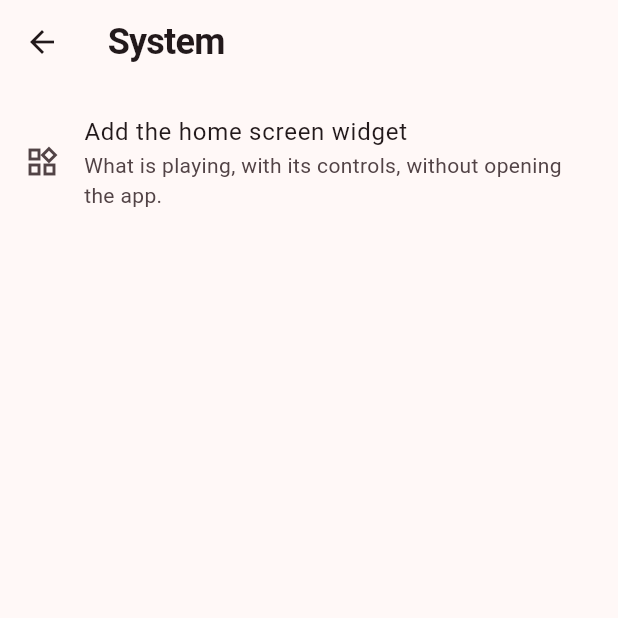
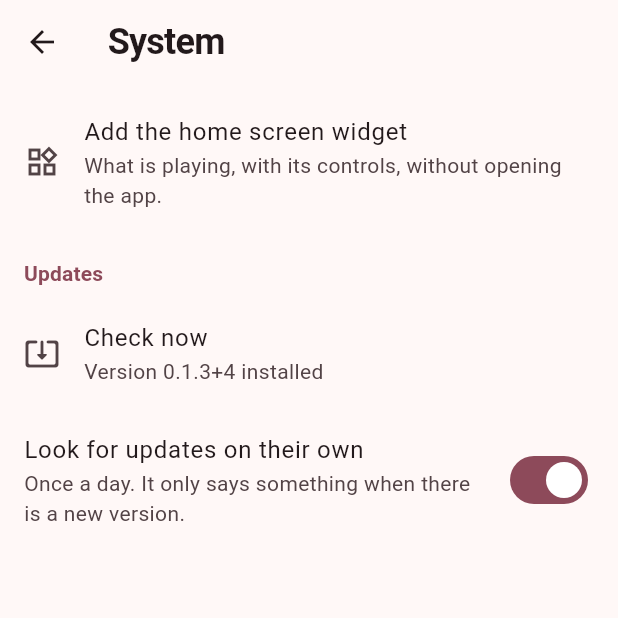
Before and after one commit to duvanherfi/tunebox, a Flutter app: the SystemSettingsScreen screen opened directly, on a phone screen of 412 x 824 dp, the top half of it. Run offline on Flutter 3.47's test engine with Material 3 defaults, Android fonts, the phone set to English and light mode, and no system bars; our stand-ins replace audio_service, battery_plus, flutter_secure_storage, just_audio, package_info_plus, permission_handler and 3 more; missing offline and left inert: flutter_inappwebview, home_widget, screen_brightness; accounts and stored records are empty; network calls fail; statements that could not run were skipped.

Commit message:
Offer the new version instead of only knowing about it
The sheet is the only part of the updater anybody sees, so it says three
different things without being asked twice: there is a version, there is not,
and Android has not been told this app may install one — the last of which is
the single failure with a way out, and gets a button rather than a line of
text.

The daily check is on by default, unlike the two nightstand switches it sits
near. There the automatic thing takes over the screen; here it is a sheet that
goes away with a tap, and an updater nobody turns on is an updater nobody has.

The System door's subtitle no longer claims the widget is all that is behind
it, and the row inside is called "Check now" so it does not repeat the heading
above it.

Co-Authored-By: Claude Opus 5 <noreply@anthropic.com>

```diff
--- a/lib/data/settings.dart
+++ b/lib/data/settings.dart
@@ -40,6 +40,8 @@ class Settings extends ChangeNotifier {
   static const _nightstandBurnInKey = 'nightstand_burn_in';
   static const _nightstandIdleKey = 'nightstand_idle_seconds';
   static const _nightstandChargeKey = 'nightstand_on_charge';
+  static const _updateCheckKey = 'update_check';
+  static const _updateCheckedAtKey = 'update_checked_at';
 
   bool autoplay = true;
   double speed = 1;
@@ -96,6 +98,17 @@ class Settings extends ChangeNotifier {
   /// Whether plugging the phone in, with music playing, brings it up.
   bool nightstandOnCharge = false;
 
+  /// Whether the app looks for a new release on its own.
+  ///
+  /// On by default, unlike the two nightstand switches above: there the
+  /// automatic thing takes the screen, here it is a sheet that goes away with
+  /// a tap, and an updater nobody turns on is an updater nobody has.
+  bool updateCheck = true;
+
+  /// When the last look was, in milliseconds since the epoch. Zero means
+  /// never. Kept so the check happens once a day rather than once a launch.
+  int updateCheckedAt = 0;
+
   Future<void> load() async {
     final prefs = await SharedPreferences.getInstance();
     autoplay = prefs.getBool(_autoplayKey) ?? autoplay;
@@ -120,6 +133,8 @@ class Settings extends ChangeNotifier {
         prefs.getInt(_nightstandIdleKey) ?? nightstandIdleSeconds;
     nightstandOnCharge =
         prefs.getBool(_nightstandChargeKey) ?? nightstandOnCharge;
+    updateCheck = prefs.getBool(_updateCheckKey) ?? updateCheck;
+    updateCheckedAt = prefs.getInt(_updateCheckedAtKey) ?? updateCheckedAt;
     bandGains = prefs
             .getStringList(_bandsKey)
             ?.map((value) => double.tryParse(value) ?? 0.0)
@@ -215,6 +230,16 @@ class Settings extends ChangeNotifier {
         (p) => p.setBool(_nightstandChargeKey, value),
       );
 
+  Future<void> setUpdateCheck(bool value) => _write(
+        () => updateCheck = value,
+        (p) => p.setBool(_updateCheckKey, value),
+      );
+
+  Future<void> setUpdateCheckedAt(DateTime at) => _write(
+        () => updateCheckedAt = at.millisecondsSinceEpoch,
+        (p) => p.setInt(_updateCheckedAtKey, at.millisecondsSinceEpoch),
+      );
+
   Future<void> _write(
     VoidCallback apply,
     Future<void> Function(SharedPreferences) store,
--- a/lib/features/settings/system_settings_screen.dart
+++ b/lib/features/settings/system_settings_screen.dart
@@ -2,6 +2,9 @@ import 'package:flutter/material.dart';
 
 import '../../data/home_widget_bridge.dart';
 import '../../l10n/app_localizations.dart';
+import '../../main.dart';
+import 'section_label.dart';
+import 'update_sheet.dart';
 
 /// What the app asks of the platform around it.
 ///
@@ -33,6 +36,34 @@ class SystemSettingsScreen extends StatelessWidget {
               }
             },
           ),
+          SettingsLabel(l10n.settingsUpdates),
+          ListenableBuilder(
+            listenable: settings,
+            builder: (context, _) => Column(
+              children: [
+                ListTile(
+                  leading: const Icon(Icons.system_update_alt_rounded),
+                  title: Text(l10n.settingsUpdateNow),
+                  // The version installed right now, because "look for
+                  // updates" is a question about a number nobody remembers.
+                  subtitle: Text(
+                    l10n.settingsUpdatesInstalled(
+                      updates.installed?.toString() ?? '',
+                    ),
+                  ),
+                  // Asked for by hand, so it answers even when the answer is
+                  // that there is nothing.
+                  onTap: () => showUpdateSheet(context, checkOnOpen: true),
+                ),
+                SwitchListTile(
+                  title: Text(l10n.settingsUpdateCheck),
+                  subtitle: Text(l10n.settingsUpdateCheckBody),
+                  value: settings.updateCheck,
+                  onChanged: settings.setUpdateCheck,
+                ),
+              ],
+            ),
+          ),
         ],
       ),
     );
--- a/lib/l10n/app_en.arb
+++ b/lib/l10n/app_en.arb
@@ -127,7 +127,7 @@
   "settingsBackupBody": "Daily copy, write one now, restore",
   "settingsAppearanceBody": "Theme, colours and the bars",
   "settingsSystem": "System",
-  "settingsSystemBody": "The home screen widget",
+  "settingsSystemBody": "The home screen widget and updates",
   "settingsPlayback": "Playback",
   "settingsAutoplay": "Keep playing",
   "settingsAutoplayBody": "When the queue ends, continue with a radio of what you were listening to.",
@@ -308,5 +308,24 @@
   "nightstandIdleBody": "With the player open and something playing.",
   "nightstandOnCharge": "When it starts charging",
   "nightstandOnChargeBody": "With something playing and the phone plugged in.",
-  "nightstandOpen": "Nightstand mode"
+  "nightstandOpen": "Nightstand mode",
+  "settingsUpdateNow": "Check now",
+  "settingsUpdates": "Updates",
+  "settingsUpdatesInstalled": "Version {version} installed",
+  "@settingsUpdatesInstalled": {"placeholders": {"version": {"type": "String"}}},
+  "settingsUpdateCheck": "Look for updates on their own",
+  "settingsUpdateCheckBody": "Once a day. It only says something when there is a new version.",
+  "updateTitle": "There is a new version",
+  "updateSubtitle": "Version {version} \u00b7 {size} MB",
+  "@updateSubtitle": {"placeholders": {"version": {"type": "String"}, "size": {"type": "String"}}},
+  "updateNotes": "What is new",
+  "updateDownload": "Download",
+  "updateInstall": "Install",
+  "updateDownloading": "Downloading\u2026",
+  "updateChecking": "Looking\u2026",
+  "updateUpToDate": "You are on the latest version.",
+  "updateFailed": "GitHub could not be reached. Try again later.",
+  "updatePermission": "Android has to be told that Tunebox may install apps.",
+  "updatePermissionOpen": "Open settings",
+  "updateSignature": "The file that arrived is not signed by Tunebox. It has been discarded and nothing was installed."
 }
--- a/lib/l10n/app_localizations.dart
+++ b/lib/l10n/app_localizations.dart
@@ -755,7 +755,7 @@ abstract class AppLocalizations {
   /// No description provided for @settingsSystemBody.
   ///
   /// In en, this message translates to:
-  /// **'The home screen widget'**
+  /// **'The home screen widget and updates'**
   String get settingsSystemBody;
 
   /// No description provided for @settingsPlayback.
@@ -1771,6 +1771,108 @@ abstract class AppLocalizations {
   /// In en, this message translates to:
   /// **'Nightstand mode'**
   String get nightstandOpen;
+
+  /// No description provided for @settingsUpdateNow.
+  ///
+  /// In en, this message translates to:
+  /// **'Check now'**
+  String get settingsUpdateNow;
+
+  /// No description provided for @settingsUpdates.
+  ///
+  /// In en, this message translates to:
+  /// **'Updates'**
+  String get settingsUpdates;
+
+  /// No description provided for @settingsUpdatesInstalled.
+  ///
+  /// In en, this message translates to:
+  /// **'Version {version} installed'**
+  String settingsUpdatesInstalled(String version);
+
+  /// No description provided for @settingsUpdateCheck.
+  ///
+  /// In en, this message translates to:
+  /// **'Look for updates on their own'**
+  String get settingsUpdateCheck;
+
+  /// No description provided for @settingsUpdateCheckBody.
+  ///
+  /// In en, this message translates to:
+  /// **'Once a day. It only says something when there is a new version.'**
+  String get settingsUpdateCheckBody;
+
+  /// No description provided for @updateTitle.
+  ///
+  /// In en, this message translates to:
+  /// **'There is a new version'**
+  String get updateTitle;
+
+  /// No description provided for @updateSubtitle.
+  ///
+  /// In en, this message translates to:
+  /// **'Version {version} · {size} MB'**
+  String updateSubtitle(String version, String size);
+
+  /// No description provided for @updateNotes.
+  ///
+  /// In en, this message translates to:
+  /// **'What is new'**
+  String get updateNotes;
+
+  /// No description provided for @updateDownload.
+  ///
+  /// In en, this message translates to:
+  /// **'Download'**
+  String get updateDownload;
+
+  /// No description provided for @updateInstall.
+  ///
+  /// In en, this message translates to:
+  /// **'Install'**
+  String get updateInstall;
+
+  /// No description provided for @updateDownloading.
+  ///
+  /// In en, this message translates to:
+  /// **'Downloading…'**
+  String get updateDownloading;
+
+  /// No description provided for @updateChecking.
+  ///
+  /// In en, this message translates to:
+  /// **'Looking…'**
+  String get updateChecking;
+
+  /// No description provided for @updateUpToDate.
+  ///
+  /// In en, this message translates to:
+  /// **'You are on the latest version.'**
+  String get updateUpToDate;
+
+  /// No description provided for @updateFailed.
+  ///
+  /// In en, this message translates to:
+  /// **'GitHub could not be reached. Try again later.'**
+  String get updateFailed;
+
+  /// No description provided for @updatePermission.
+  ///
+  /// In en, this message translates to:
+  /// **'Android has to be told that Tunebox may install apps.'**
+  String get updatePermission;
+
+  /// No description provided for @updatePermissionOpen.
+  ///
+  /// In en, this message translates to:
+  /// **'Open settings'**
+  String get updatePermissionOpen;
+
+  /// No description provided for @updateSignature.
+  ///
+  /// In en, this message translates to:
+  /// **'The file that arrived is not signed by Tunebox. It has been discarded and nothing was installed.'**
+  String get updateSignature;
 }
 
 class _AppLocalizationsDelegate
--- a/lib/l10n/app_localizations_en.dart
+++ b/lib/l10n/app_localizations_en.dart
@@ -356,7 +356,7 @@ class AppLocalizationsEn extends AppLocalizations {
   String get settingsSystem => 'System';
 
   @override
-  String get settingsSystemBody => 'The home screen widget';
+  String get settingsSystemBody => 'The home screen widget and updates';
 
   @override
   String get settingsPlayback => 'Playback';
@@ -920,4 +920,62 @@ class AppLocalizationsEn extends AppLocalizations {
 
   @override
   String get nightstandOpen => 'Nightstand mode';
+
+  @override
+  String get settingsUpdateNow => 'Check now';
+
+  @override
+  String get settingsUpdates => 'Updates';
+
+  @override
+  String settingsUpdatesInstalled(String version) {
+    return 'Version $version installed';
+  }
+
+  @override
+  String get settingsUpdateCheck => 'Look for updates on their own';
+
+  @override
+  String get settingsUpdateCheckBody =>
+      'Once a day. It only says something when there is a new version.';
+
+  @override
+  String get updateTitle => 'There is a new version';
+
+  @override
+  String updateSubtitle(String version, String size) {
+    return 'Version $version · $size MB';
+  }
+
+  @override
+  String get updateNotes => 'What is new';
+
+  @override
+  String get updateDownload => 'Download';
+
+  @override
+  String get updateInstall => 'Install';
+
+  @override
+  String get updateDownloading => 'Downloading…';
+
+  @override
+  String get updateChecking => 'Looking…';
+
+  @override
+  String get updateUpToDate => 'You are on the latest version.';
+
+  @override
+  String get updateFailed => 'GitHub could not be reached. Try again later.';
+
+  @override
+  String get updatePermission =>
+      'Android has to be told that Tunebox may install apps.';
+
+  @override
+  String get updatePermissionOpen => 'Open settings';
+
+  @override
+  String get updateSignature =>
+      'The file that arrived is not signed by Tunebox. It has been discarded and nothing was installed.';
 }
--- a/lib/main.dart
+++ b/lib/main.dart
@@ -9,6 +9,7 @@ import 'package:permission_handler/permission_handler.dart';
 import 'core/audio/player_service.dart';
 import 'core/auth/session.dart';
 import 'core/innertube/innertube_client.dart';
+import 'core/install/installer.dart';
 import 'core/lyrics/lyrics_client.dart';
 import 'core/scrobble/scrobbler.dart';
 import 'core/theme/app_theme.dart';
@@ -27,8 +28,10 @@ import 'data/play_history.dart';
 import 'data/recent_searches.dart';
 import 'data/resume_point.dart';
 import 'data/settings.dart';
+import 'data/updates.dart';
 import 'features/home/home_screen.dart';
 import 'features/nightstand/charge_watcher.dart';
+import 'features/settings/update_sheet.dart';
 import 'l10n/app_localizations.dart';
 
 /// Single shared instances. The audio handler is a process-wide singleton by
@@ -52,6 +55,7 @@ late final SavedCollections savedCollections;
 final DeviceSongs deviceSongs = DeviceSongs();
 late final RecentSearches recentSearches;
 late final ResumePoint resumePoint;
+late final Updates updates;
 
 /// The navigator, reachable from things that are not widgets. The nightstand's
 /// charge watcher is the first of them: it lives on a stream, not on a screen.
@@ -195,11 +199,41 @@ Future<void> main() async {
   // battery event arrives, which is long after the navigator exists.
   chargeWatcher = ChargeWatcher(navigatorKey: navigatorKey)..start();
 
+  // Only Android can install what this would find, and load() reads the
+  // package info the settings screen shows besides.
+  updates = Updates();
+  if (Installer.isSupported) await updates.load();
+
   runApp(const TuneboxApp());
 
   // Asked after the first frame is on its way, so the dialog has a window to
   // land on.
   unawaited(_askAboutNotifications());
+
+  // Not awaited either: a release from last week can wait for the network,
+  // and nothing on screen depends on the answer.
+  unawaited(_maybeOfferUpdate());
+}
+
+/// Looks for a new release once a day, and speaks only when there is one.
+///
+/// Silence is the whole design: an updater that reports "you are up to date"
+/// unasked is noise, and one that reports a tunnel is noise about something
+/// nobody can act on. Both answers are kept for the button in settings, which
+/// was asked.
+Future<void> _maybeOfferUpdate() async {
+  if (!Installer.isSupported || !settings.updateCheck) return;
+
+  final last = DateTime.fromMillisecondsSinceEpoch(settings.updateCheckedAt);
+  if (DateTime.now().difference(last) < const Duration(days: 1)) return;
+
+  final release = await updates.check();
+  await settings.setUpdateCheckedAt(DateTime.now());
+  if (release == null) return;
+
+  final context = navigatorKey.currentContext;
+  if (context == null || !context.mounted) return;
+  await showUpdateSheet(context);
 }
 
 /// Asks for the notification permission Android 13 introduced.
```
Also changed, not shown: lib/features/settings/update_sheet.dart (added, +203 -0 lines), lib/l10n/app_es.arb (+21 -2 lines), lib/l10n/app_localizations_es.dart (+61 -1 lines), 1 other file.
